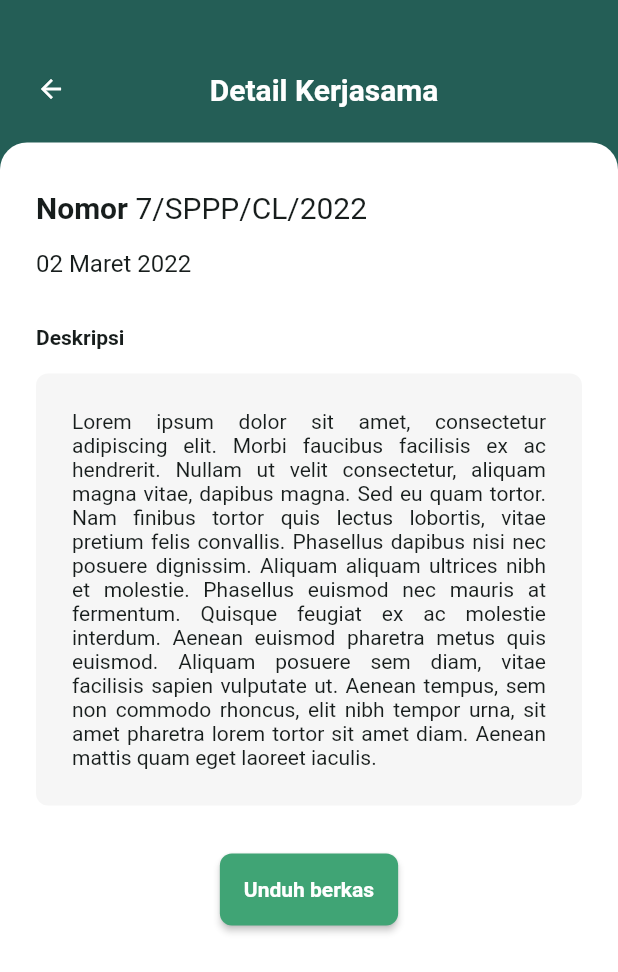
After one commit to FahrendraKhoirul/lestari, a Flutter app: the DetailKerjasamaView screen opened directly, on a phone screen of 412 x 824 dp. The commit adds this screen. Shown: the top 972 px of the screen. Run offline on Flutter 3.47's test engine with Material 2 defaults, Android fonts, the phone set to English and light mode, and no system bars; our stand-ins replace flutter_animate, get; network calls fail.

Commit message:
Add UI Detail Aduan and Detail Kerjasama

```diff
--- /dev/null
+++ b/lib/app/global_widgets/card_detail.dart
@@ -0,0 +1,53 @@
+import 'package:flutter/material.dart';
+import 'package:lestari/app/global_widgets/custom_buttons.dart';
+import 'package:lestari/constants.dart';
+
+Expanded roundedCardDetail(String title, date, desc, Function() fun) {
+  return Expanded(
+    child: Container(
+      decoration: const BoxDecoration(
+          color: white,
+          borderRadius: BorderRadius.only(
+              topLeft: Radius.circular(roundedLarge),
+              topRight: Radius.circular(roundedLarge))),
+      padding: const EdgeInsets.symmetric(
+          horizontal: paddingMedium, vertical: paddingLarge),
+      child: Column(
+        crossAxisAlignment: CrossAxisAlignment.start,
+        children: [
+          RichText(
+            text: TextSpan(
+                text: "Nomor ",
+                style: headline2,
+                children: <TextSpan>[
+                  TextSpan(
+                      text: title,
+                      style: customTextStyle(size: 20, weight: FontWeight.w400))
+                ]),
+          ),
+          const SizedBox(height: paddingSmall),
+          Text(date, style: customTextStyle(size: 16, weight: FontWeight.w400)),
+          const SizedBox(height: paddingLarge),
+          Text("Deskripsi",
+              style: customTextStyle(size: 14, weight: FontWeight.w600)),
+          const SizedBox(height: paddingSmall),
+          Container(
+            margin: const EdgeInsets.only(bottom: paddingSmall),
+            padding: const EdgeInsets.all(paddingMedium),
+            decoration: BoxDecoration(
+              borderRadius: BorderRadius.circular(roundedSize),
+              color: extraLightGrey,
+            ),
+            child: Text(
+              desc,
+              style: paragraph,
+              textAlign: TextAlign.justify,
+            ),
+          ),
+          const SizedBox(height: paddingSmall),
+          Center(child: buttonSmall("Unduh berkas", () => null, paddingSmall))
+        ],
+      ),
+    ),
+  );
+}
--- a/lib/app/global_widgets/card_kerjasama.dart
+++ b/lib/app/global_widgets/card_kerjasama.dart
@@ -38,7 +38,7 @@ Container cardKerjasama(String number, date, work, desc) {
         const SizedBox(height: paddingSmall),
         Align(
             alignment: Alignment.bottomRight,
-            child: buttonSmall("Detail", () => {}))
+            child: buttonSmall("Detail", () => {}, paddingXSmall))
       ],
     ),
   );
--- a/lib/app/global_widgets/custom_buttons.dart
+++ b/lib/app/global_widgets/custom_buttons.dart
@@ -19,11 +19,11 @@ Widget buttonExpanded(String text, Function() fun) {
   );
 }
 
-Widget buttonSmall(String text, Function() fun) {
+Widget buttonSmall(String text, Function() fun, double padding) {
   return ElevatedButton(
     onPressed: fun,
     style: ElevatedButton.styleFrom(
-        padding: const EdgeInsets.all(paddingXXSmall),
+        padding: EdgeInsets.all(padding),
         backgroundColor: darkGreen,
         shape: RoundedRectangleBorder(
             borderRadius: BorderRadius.circular(roundedSize))),
--- a/lib/app/modules/try/views/aduan_view.dart
+++ b/lib/app/modules/try/views/aduan_view.dart
@@ -1,9 +1,10 @@
 import 'package:flutter/material.dart';
+import 'package:get/get.dart';
 import 'package:lestari/app/global_widgets/card_aduan.dart';
 import 'package:lestari/app/global_widgets/search_field.dart';
 import 'package:lestari/constants.dart';
 
-class AduanView extends StatelessWidget {
+class AduanView extends GetView {
   const AduanView({super.key});
 
   @override
--- /dev/null
+++ b/lib/app/modules/try/views/detail_kerjasama_view.dart
@@ -0,0 +1,27 @@
+import 'package:flutter/material.dart';
+
+import 'package:get/get.dart';
+import 'package:lestari/app/global_widgets/app_bar.dart';
+import 'package:lestari/app/global_widgets/card_detail.dart';
+import 'package:lestari/constants.dart';
+
+class DetailKerjasamaView extends GetView {
+  const DetailKerjasamaView({Key? key}) : super(key: key);
+  @override
+  Widget build(BuildContext context) {
+    return Scaffold(
+      backgroundColor: extraDarkGreen,
+      body: Column(
+        children: [
+          appBar(context, "Detail Kerjasama"),
+          roundedCardDetail(
+            "7/SPPP/CL/2022",
+            "02 Maret 2022",
+            "Lorem ipsum dolor sit amet, consectetur adipiscing elit. Morbi faucibus facilisis ex ac hendrerit. Nullam ut velit consectetur, aliquam magna vitae, dapibus magna. Sed eu quam tortor. Nam finibus tortor quis lectus lobortis, vitae pretium felis convallis. Phasellus dapibus nisi nec posuere dignissim. Aliquam aliquam ultrices nibh et molestie. Phasellus euismod nec mauris at fermentum. Quisque feugiat ex ac molestie interdum. Aenean euismod pharetra metus quis euismod. Aliquam posuere sem diam, vitae facilisis sapien vulputate ut. Aenean tempus, sem non commodo rhoncus, elit nibh tempor urna, sit amet pharetra lorem tortor sit amet diam. Aenean mattis quam eget laoreet iaculis.",
+            (){}
+          )
+        ],
+      ),
+    );
+  }
+}
--- a/lib/app/modules/try/views/kerjasama_view.dart
+++ b/lib/app/modules/try/views/kerjasama_view.dart
@@ -1,10 +1,11 @@
 import 'package:flutter/material.dart';
+import 'package:get/get.dart';
 import 'package:lestari/app/global_widgets/app_bar.dart';
 import 'package:lestari/app/global_widgets/card_kerjasama.dart';
 import 'package:lestari/app/global_widgets/search_field.dart';
 import 'package:lestari/constants.dart';
 
-class KerjasamaView extends StatelessWidget {
+class KerjasamaView extends GetView {
   const KerjasamaView({super.key});
 
   @override
--- a/lib/app/modules/try/views/sarpras_view.dart
+++ b/lib/app/modules/try/views/sarpras_view.dart
@@ -1,9 +1,10 @@
 import 'package:flutter/material.dart';
+import 'package:get/get.dart';
 import 'package:lestari/app/global_widgets/app_bar.dart';
 import 'package:lestari/app/global_widgets/card_sarpras.dart';
 import 'package:lestari/constants.dart';
 
-class SarprasView extends StatelessWidget {
+class SarprasView extends GetView {
   const SarprasView({super.key});
 
   @override
```
Also changed, not shown: lib/app/modules/try/views/detail_panduan_view.dart (added, +26 -0 lines).
